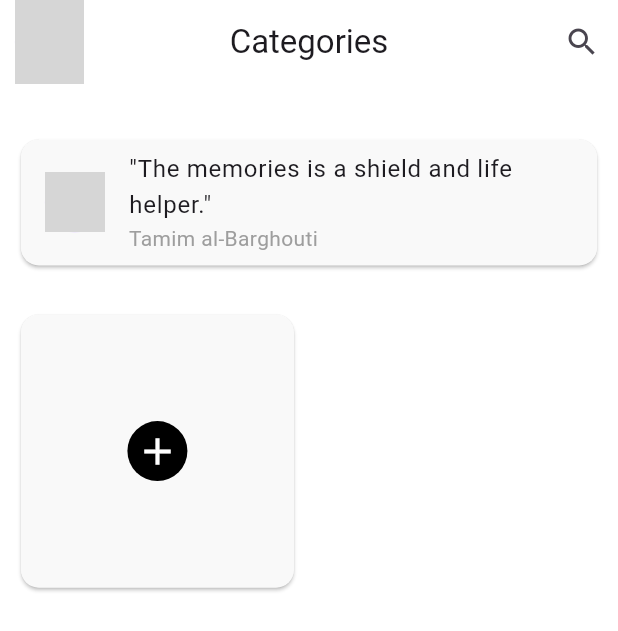
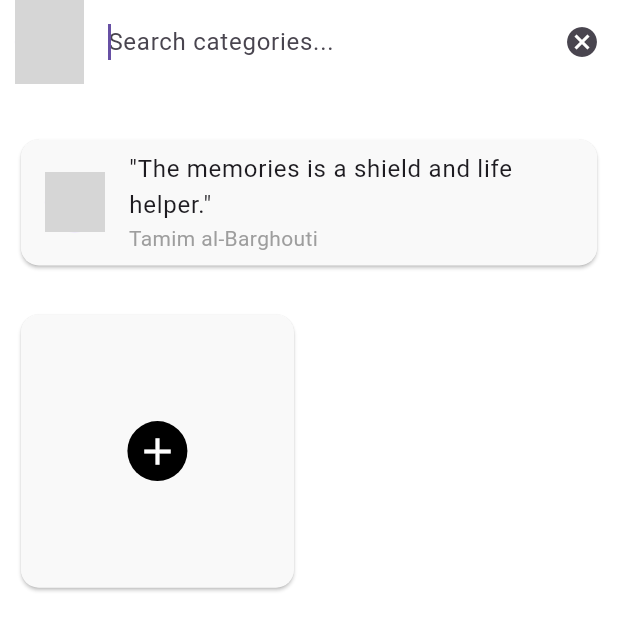
Before and after one commit to Mohammedsajadvt/machine-test, a Flutter app: the CategoriesScreen screen opened by its route, after a tap on the "search" icon, on a phone screen of 412 x 824 dp. Shown: the top 631 px of the screen. Run offline on Flutter 3.47's test engine with Material 3 defaults, Android fonts, the phone set to English and light mode, and no system bars; our stand-ins replace cloud_firestore, firebase_auth, firebase_core, get; accounts and stored records are empty; network calls fail; grey boxes are pictures that could not be loaded.

Commit message:
Search feature

```diff
--- a/lib/main.dart
+++ b/lib/main.dart
@@ -30,7 +30,7 @@ class MyApp extends StatelessWidget {
         theme: themeController.isDarkMode.value?darkTheme:lightTheme,
         darkTheme: darkTheme,
         themeMode: themeController.theme,
-        initialRoute: AppRoutes.categories,
+        initialRoute: AppRoutes.login,
         onGenerateRoute: AppRoutes.generateRoute,
       ),
     );
--- a/lib/screens/categories_screen.dart
+++ b/lib/screens/categories_screen.dart
@@ -8,6 +8,8 @@ import '../utils/responsive_helper.dart';
 
 class CategoriesScreen extends StatelessWidget {
   final TodoController controller = Get.put(TodoController());
+  final TextEditingController _searchController = TextEditingController();
+  var _isSearching = false.obs;
 
   CategoriesScreen({super.key});
 
@@ -21,7 +23,7 @@ class CategoriesScreen extends StatelessWidget {
             left: ResponsiveHelper.screenHeight(context) * 0.012,
           ),
           child: GestureDetector(
-            onTap: (){
+            onTap: () {
               Navigator.of(context).pushNamed('/settings');
             },
             child: const CircleAvatar(
@@ -30,9 +32,30 @@ class CategoriesScreen extends StatelessWidget {
             ),
           ),
         ),
-        title: const Text('Categories'),
+        title: Obx(() => _isSearching.value
+            ? TextField(
+                controller: _searchController,
+                autofocus: true,
+                decoration: const InputDecoration(
+                  hintText: 'Search categories...',
+                  border: InputBorder.none,
+                ),
+                onChanged: (text) {
+                  controller.updateSearchQuery(text);
+                },
+              )
+            : const Text('Categories')),
         actions: [
-          IconButton(onPressed: () {}, icon: const Icon(Icons.search)),
+          IconButton(
+            icon: Obx(() => Icon(_isSearching.value ? Icons.cancel : Icons.search)),
+            onPressed: () {
+              _isSearching.value = !_isSearching.value;
+              if (!_isSearching.value) {
+                _searchController.clear();
+                controller.updateSearchQuery('');
+              }
+            },
+          ),
         ],
       ),
       body: Padding(
@@ -62,21 +85,34 @@ class CategoriesScreen extends StatelessWidget {
             ),
             Expanded(
               child: Obx(() {
+                final query = controller.searchQuery.value.toLowerCase();
+                final filteredCategories = controller.categories
+                    .where((category) =>
+                        category.name?.toLowerCase().contains(query) ?? false)
+                    .toList();
+
                 return GridView.builder(
                   gridDelegate: const SliverGridDelegateWithFixedCrossAxisCount(
                     crossAxisCount: 2,
                     crossAxisSpacing: 12.0,
                     mainAxisSpacing: 12.0,
                   ),
-                  itemCount: controller.categories.length + 1,
+                  itemCount: filteredCategories.length + 1,
                   itemBuilder: (context, index) {
                     if (index == 0) {
                       return AddCategoriesCard(controller: controller);
                     }
-                    final category = controller.categories[index - 1];
-                    return GestureDetector(onTap: (){
-                      Navigator.of(context).push(MaterialPageRoute(builder: (_)=> AddTasksScreen(category: category)));
-                    },child: CategoriesCard(categories: category,));
+                    final category = filteredCategories[index - 1];
+                    return GestureDetector(
+                      onTap: () {
+                        Navigator.of(context).push(
+                          MaterialPageRoute(
+                            builder: (_) => AddTasksScreen(category: category),
+                          ),
+                        );
+                      },
+                      child: CategoriesCard(categories: category),
+                    );
                   },
                 );
               }),
```
Also changed, not shown: lib/controllers/todo_controller.dart (+24 -10 lines), lib/screens/tasks_screen.dart (+66 -46 lines).
